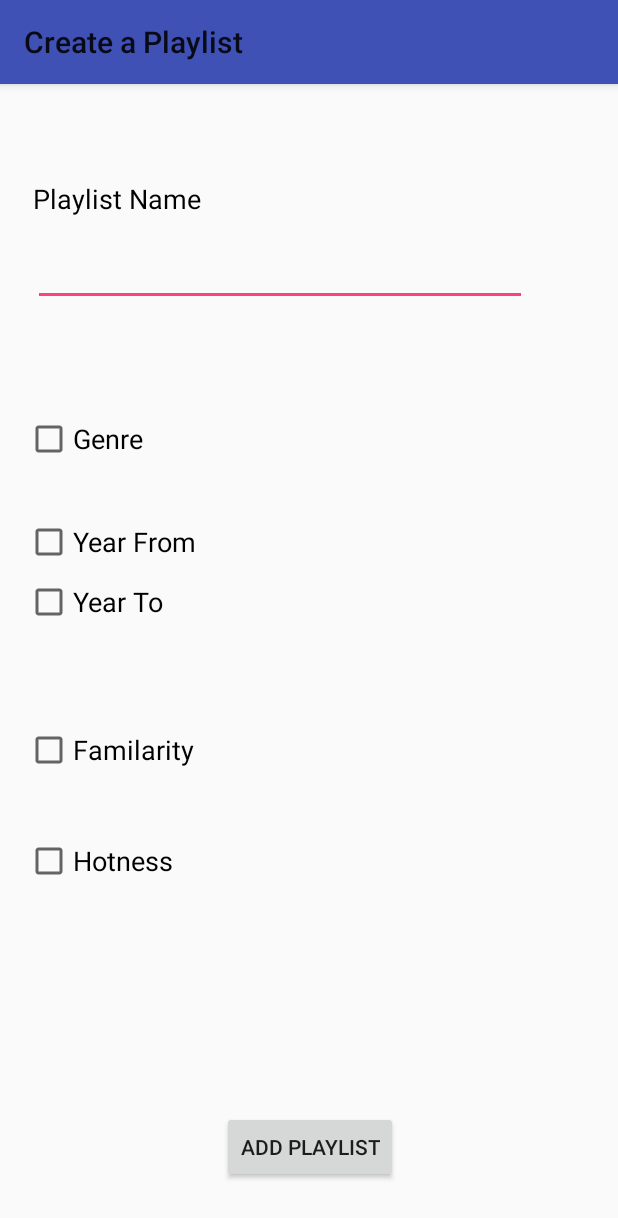
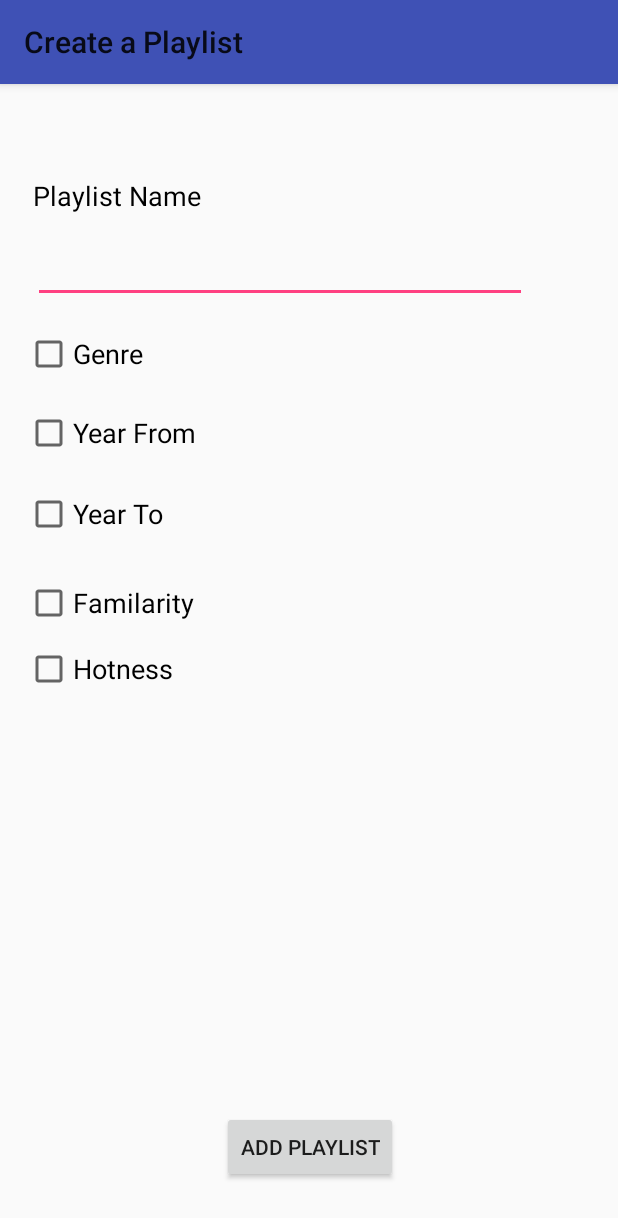
Before and after one commit to Dreipunkt/HCI_TMSD, an Android app: the PlaylistAddActivity screen opened directly, with no data from a screen before it, on a phone screen of 412 x 824 dp. Shown: the top 1218 px of the screen. Run offline under Robolectric (Android 15) with nearby library versions, the phone set to English and light mode, and no system bars; 2 statements that could not run were skipped.

Commit message:
minor changes

```diff
--- a/app/build.gradle
+++ b/app/build.gradle
@@ -29,5 +29,4 @@ dependencies {
     compile 'com.android.support:design:25.3.1'
     testCompile 'junit:junit:4.12'
     compile files('libs/gson-2.8.0.jar')
-    compile files('libs/opencsv-2.3.jar')
 }
--- a/app/src/main/java/univie/g02/t06/tmsd/PlaylistSongsActivity.java
+++ b/app/src/main/java/univie/g02/t06/tmsd/PlaylistSongsActivity.java
@@ -38,7 +38,7 @@ public class PlaylistSongsActivity extends AppCompatActivity {
         listSongs = (tinydb.getListSubsetSong(PlaylistName));
 
         for(int i = 0; i < listSongs.size(); i++){
-            listItems.add(listSongs.get(i).getSubsetArtistTitle());
+            listItems.add(listSongs.get(i).getArtistTitle());
         }
 
         adapter=new ArrayAdapter<String>(this,
--- a/app/src/main/java/univie/g02/t06/tmsd/Search.java
+++ b/app/src/main/java/univie/g02/t06/tmsd/Search.java
@@ -69,9 +69,9 @@ public class Search extends AppCompatActivity {
                 public void onTextChanged(CharSequence cs, int arg1, int arg2, int arg3) {
                     tempArrayList.clear();
                     titles.clear();
-                    tempArrayList = data.findSongsbyTitle(cs.toString().toLowerCase());
+                    tempArrayList = data.findSongsbyArtistTitle(cs.toString().toLowerCase());
                     for (SubsetSong x: tempArrayList){
-                        titles.add(x.getTitle());
+                        titles.add(x.getArtistTitle());
                     }
                     adapter = new MyAdapter(context,
                             R.layout.customlayout,
--- a/app/src/main/java/univie/g02/t06/tmsd/subsetdata/SubsetSong.java
+++ b/app/src/main/java/univie/g02/t06/tmsd/subsetdata/SubsetSong.java
@@ -81,7 +81,7 @@ public class SubsetSong {
         return genre;
     }
 
-    public String getSubsetArtistTitle() {
+    public String getArtistTitle() {
         return artist_name + " - " + title;
     }
 
--- a/app/src/main/res/layout/activity_playlistadd.xml
+++ b/app/src/main/res/layout/activity_playlistadd.xml
@@ -20,11 +20,11 @@
         android:minEms="4"
         android:visibility="invisible"
         app:layout_constraintBottom_toBottomOf="parent"
-        app:layout_constraintHorizontal_bias="0.0"
+        app:layout_constraintHorizontal_bias="0.159"
         app:layout_constraintLeft_toRightOf="@+id/yearto_Checkbox"
         app:layout_constraintRight_toRightOf="parent"
-        app:layout_constraintTop_toTopOf="parent"
-        app:layout_constraintVertical_bias="0.474" />
+        app:layout_constraintVertical_bias="0.0"
+        app:layout_constraintTop_toBottomOf="@+id/yearfrom_Text" />
 
     <CheckBox
         android:id="@+id/yearto_Checkbox"
@@ -40,7 +40,7 @@
         app:layout_constraintHorizontal_bias="0.029"
         app:layout_constraintLeft_toLeftOf="parent"
         app:layout_constraintRight_toRightOf="parent"
-        app:layout_constraintVertical_bias="0.0"
+        app:layout_constraintVertical_bias="0.029"
         app:layout_constraintTop_toBottomOf="@+id/yearfrom_Checkbox" />
 
     <CheckBox
@@ -50,15 +50,15 @@
         android:layout_marginBottom="8dp"
         android:layout_marginLeft="8dp"
         android:layout_marginRight="8dp"
-        android:layout_marginTop="0dp"
+        android:layout_marginTop="8dp"
         android:text="Year From"
         android:textSize="18sp"
         app:layout_constraintBottom_toBottomOf="parent"
         app:layout_constraintHorizontal_bias="0.033"
         app:layout_constraintLeft_toLeftOf="parent"
         app:layout_constraintRight_toRightOf="parent"
-        app:layout_constraintTop_toTopOf="parent"
-        app:layout_constraintVertical_bias="0.397" />
+        app:layout_constraintVertical_bias="0.024"
+        app:layout_constraintTop_toBottomOf="@+id/genre_Checkbox" />
 
     <Switch
         android:id="@+id/hotness_Switch"
@@ -74,18 +74,18 @@
         android:textOn="High"
         android:visibility="invisible"
         app:layout_constraintBottom_toBottomOf="parent"
-        app:layout_constraintHorizontal_bias="0.0"
+        app:layout_constraintHorizontal_bias="0.133"
         app:layout_constraintLeft_toRightOf="@+id/hotness_Checkbox"
         app:layout_constraintRight_toRightOf="parent"
-        app:layout_constraintTop_toTopOf="parent"
-        app:layout_constraintVertical_bias="0.683" />
+        app:layout_constraintVertical_bias="0.02"
+        app:layout_constraintTop_toBottomOf="@+id/familarity_Switch" />
 
     <Switch
         android:id="@+id/familarity_Switch"
         android:layout_width="wrap_content"
         android:layout_height="32dp"
         android:layout_marginBottom="8dp"
-        android:layout_marginLeft="9dp"
+        android:layout_marginLeft="17dp"
         android:layout_marginTop="8dp"
         android:checked="false"
         android:showText="true"
@@ -94,8 +94,8 @@
         android:visibility="invisible"
         app:layout_constraintBottom_toBottomOf="parent"
         app:layout_constraintLeft_toRightOf="@+id/familarity_Checkbox"
-        app:layout_constraintTop_toTopOf="parent"
-        app:layout_constraintVertical_bias="0.583" />
+        app:layout_constraintVertical_bias="0.0"
+        app:layout_constraintTop_toBottomOf="@+id/yearto_Text" />
 
     <TextView
         android:id="@+id/textView3"
@@ -114,12 +114,12 @@
         app:layout_constraintLeft_toLeftOf="parent"
         app:layout_constraintRight_toRightOf="parent"
         app:layout_constraintTop_toTopOf="parent"
-        app:layout_constraintVertical_bias="0.078" />
+        app:layout_constraintVertical_bias="0.075" />
 
     <CheckBox
         android:id="@+id/familarity_Checkbox"
-        android:layout_width="135dp"
-        android:layout_height="32dp"
+        android:layout_width="120dp"
+        android:layout_height="31dp"
         android:layout_marginBottom="8dp"
         android:layout_marginLeft="8dp"
         android:layout_marginRight="8dp"
@@ -127,26 +127,26 @@
         android:text="Familarity"
         android:textSize="18sp"
         app:layout_constraintBottom_toBottomOf="parent"
-        app:layout_constraintHorizontal_bias="0.034"
+        app:layout_constraintHorizontal_bias="0.032"
         app:layout_constraintLeft_toLeftOf="parent"
         app:layout_constraintRight_toRightOf="parent"
-        app:layout_constraintTop_toTopOf="parent"
-        app:layout_constraintVertical_bias="0.583" />
+        app:layout_constraintVertical_bias="0.046"
+        app:layout_constraintTop_toBottomOf="@+id/yearto_Checkbox" />
 
     <Spinner
         android:id="@+id/genre_Spinner"
-        android:layout_width="197dp"
-        android:layout_height="34dp"
+        android:layout_width="149dp"
+        android:layout_height="35dp"
         android:layout_marginBottom="8dp"
         android:layout_marginRight="0dp"
         android:layout_marginTop="8dp"
         android:visibility="invisible"
         app:layout_constraintBottom_toBottomOf="parent"
-        app:layout_constraintHorizontal_bias="0.043"
+        app:layout_constraintHorizontal_bias="0.126"
         app:layout_constraintLeft_toRightOf="@+id/genre_Checkbox"
         app:layout_constraintRight_toRightOf="parent"
-        app:layout_constraintTop_toTopOf="parent"
-        app:layout_constraintVertical_bias="0.297" />
+        app:layout_constraintVertical_bias="0.03"
+        app:layout_constraintTop_toBottomOf="@+id/name_Text" />
 
     <CheckBox
         android:id="@+id/hotness_Checkbox"
@@ -155,15 +155,15 @@
         android:layout_marginBottom="8dp"
         android:layout_marginLeft="8dp"
         android:layout_marginRight="8dp"
-        android:layout_marginTop="0dp"
+        android:layout_marginTop="8dp"
         android:text="Hotness"
         android:textSize="18sp"
         app:layout_constraintBottom_toBottomOf="parent"
         app:layout_constraintHorizontal_bias="0.03"
         app:layout_constraintLeft_toLeftOf="parent"
         app:layout_constraintRight_toRightOf="parent"
-        app:layout_constraintTop_toTopOf="parent"
-        app:layout_constraintVertical_bias="0.69" />
+        app:layout_constraintVertical_bias="0.013"
+        app:layout_constraintTop_toBottomOf="@+id/familarity_Checkbox" />
 
     <EditText
         android:id="@+id/name_Text"
@@ -203,18 +203,15 @@
         android:id="@+id/genre_Checkbox"
         android:layout_width="85dp"
         android:layout_height="32dp"
-        android:layout_marginBottom="8dp"
         android:layout_marginLeft="8dp"
         android:layout_marginRight="8dp"
-        android:layout_marginTop="8dp"
+        android:layout_marginTop="18dp"
         android:text="Genre"
         android:textSize="18sp"
-        app:layout_constraintBottom_toBottomOf="parent"
         app:layout_constraintHorizontal_bias="0.028"
         app:layout_constraintLeft_toLeftOf="parent"
         app:layout_constraintRight_toRightOf="parent"
-        app:layout_constraintTop_toTopOf="parent"
-        app:layout_constraintVertical_bias="0.295" />
+        app:layout_constraintTop_toBottomOf="@+id/name_Text" />
 
     <EditText
         android:id="@+id/yearfrom_Text"
@@ -233,7 +230,7 @@
         app:layout_constraintHorizontal_bias="0.0"
         app:layout_constraintLeft_toRightOf="@+id/yearfrom_Checkbox"
         app:layout_constraintRight_toRightOf="parent"
-        app:layout_constraintTop_toTopOf="parent"
-        app:layout_constraintVertical_bias="0.386" />
+        app:layout_constraintVertical_bias="0.021"
+        app:layout_constraintTop_toBottomOf="@+id/genre_Spinner" />
 
 </android.support.constraint.ConstraintLayout>
```
Also changed, not shown: app/src/main/java/univie/g02/t06/tmsd/subsetdata/SubsetData.java (+17 -24 lines), app/libs/opencsv-2.3.jar (deleted).
